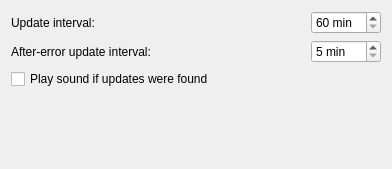
The window that qpacmantray/trayoptionswidget.ui (AlexLevkovich/QPacman) describes before a commit, drawn with Qt 5.
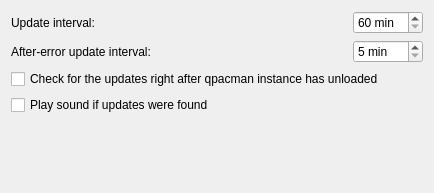
The same window after the commit.

Commit message: added the option to control the updates' checking just after  qpacman has unloaded

Patch:
```diff
--- a/qpacmantray/trayoptionswidget.ui
+++ b/qpacmantray/trayoptionswidget.ui
@@ -6,8 +6,8 @@
    <rect>
     <x>0</x>
     <y>0</y>
-    <width>392</width>
-    <height>169</height>
+    <width>434</width>
+    <height>193</height>
    </rect>
   </property>
   <property name="sizePolicy">
@@ -85,6 +85,13 @@
      </item>
     </layout>
    </item>
+   <item>
+    <widget class="QCheckBox" name="instQPacmanUpdtsCheck">
+     <property name="text">
+      <string>Check for the updates right after qpacman instance has unloaded</string>
+     </property>
+    </widget>
+   </item>
    <item>
     <widget class="QCheckBox" name="playCheck">
      <property name="sizePolicy">
```
The commit also changes 8 other files.
